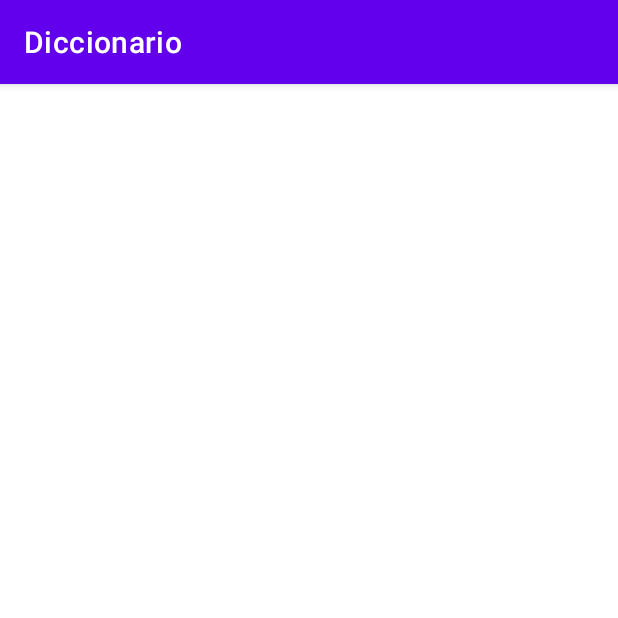
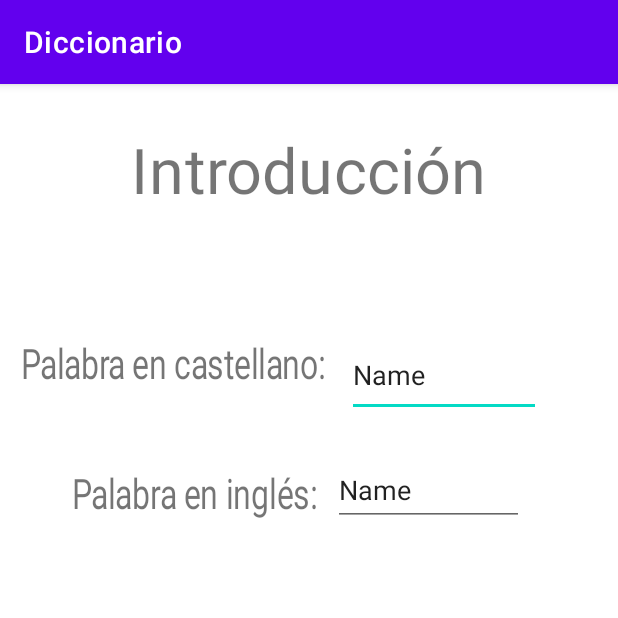
Before and after one commit to KendoKha/AndroidDiccionario, an Android app: the Introduccion screen opened directly, with no data from a screen before it, on a phone screen of 412 x 824 dp, the top half of it. Run offline under Robolectric (Android 15) with nearby library versions, the phone set to English and light mode, and no system bars.

Commit message:
Introduccion activity cambiada

```diff
--- a/app/src/main/res/layout/activity_introduccion.xml
+++ b/app/src/main/res/layout/activity_introduccion.xml
@@ -6,4 +6,72 @@
     android:layout_height="match_parent"
     tools:context=".Introduccion">
 
+    <TextView
+        android:id="@+id/textView2"
+        android:layout_width="142dp"
+        android:layout_height="30dp"
+        android:layout_marginStart="47dp"
+        android:layout_marginEnd="37dp"
+        android:layout_marginBottom="32dp"
+        android:scaleX="1.5"
+        android:scaleY="2"
+        android:text="Palabra en castellano:"
+        app:layout_constraintBottom_toTopOf="@+id/editTextTextPersonName2"
+        app:layout_constraintEnd_toStartOf="@+id/editTextTextPersonName"
+        app:layout_constraintStart_toStartOf="parent"
+        app:layout_constraintTop_toBottomOf="@+id/textView4" />
+
+    <TextView
+        android:id="@+id/textView3"
+        android:layout_width="wrap_content"
+        android:layout_height="wrap_content"
+        android:layout_marginStart="75dp"
+        android:layout_marginEnd="37dp"
+        android:scaleX="1.5"
+        android:scaleY="2"
+        android:text="Palabra en inglés:"
+        app:layout_constraintBaseline_toBaselineOf="@+id/editTextTextPersonName2"
+        app:layout_constraintEnd_toStartOf="@+id/editTextTextPersonName2"
+        app:layout_constraintStart_toStartOf="parent" />
+
+    <EditText
+        android:id="@+id/editTextTextPersonName"
+        android:layout_width="129dp"
+        android:layout_height="55dp"
+        android:layout_marginEnd="49dp"
+        android:layout_marginBottom="25dp"
+        android:ems="10"
+        android:inputType="textPersonName"
+        android:text="Name"
+        app:layout_constraintBottom_toTopOf="@+id/editTextTextPersonName2"
+        app:layout_constraintEnd_toEndOf="parent"
+        app:layout_constraintStart_toEndOf="@+id/textView2" />
+
+    <EditText
+        android:id="@+id/editTextTextPersonName2"
+        android:layout_width="127dp"
+        android:layout_height="47dp"
+        android:layout_marginEnd="63dp"
+        android:layout_marginBottom="468dp"
+        android:ems="10"
+        android:inputType="textPersonName"
+        android:text="Name"
+        app:layout_constraintBottom_toBottomOf="parent"
+        app:layout_constraintEnd_toEndOf="parent"
+        app:layout_constraintStart_toEndOf="@+id/textView3"
+        app:layout_constraintTop_toBottomOf="@+id/textView2" />
+
+    <TextView
+        android:id="@+id/textView4"
+        android:layout_width="wrap_content"
+        android:layout_height="wrap_content"
+        android:layout_marginTop="41dp"
+        android:layout_marginBottom="109dp"
+        android:scaleX="3"
+        android:scaleY="3"
+        android:text="Introducción"
+        app:layout_constraintBottom_toTopOf="@+id/textView2"
+        app:layout_constraintEnd_toEndOf="parent"
+        app:layout_constraintStart_toStartOf="parent"
+        app:layout_constraintTop_toTopOf="parent" />
 </androidx.constraintlayout.widget.ConstraintLayout>
```
